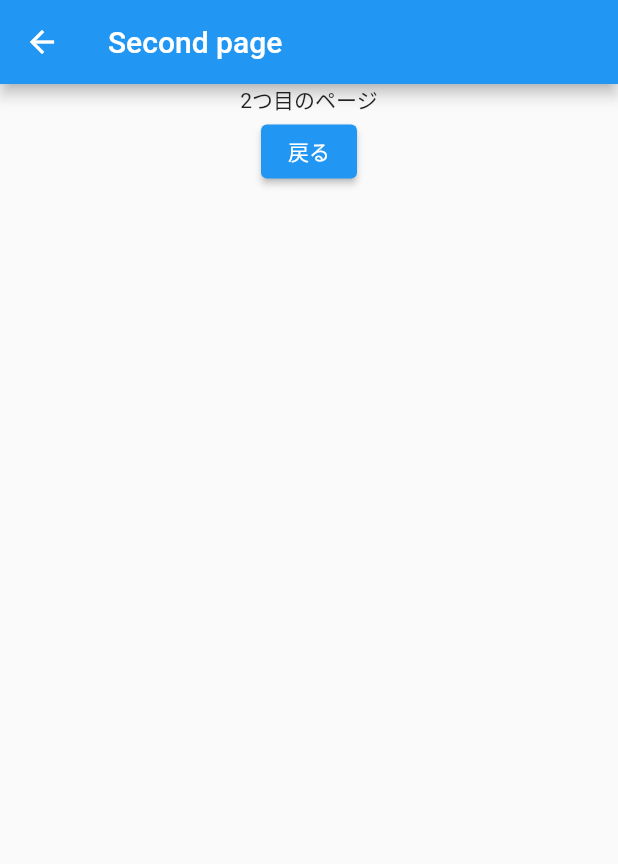
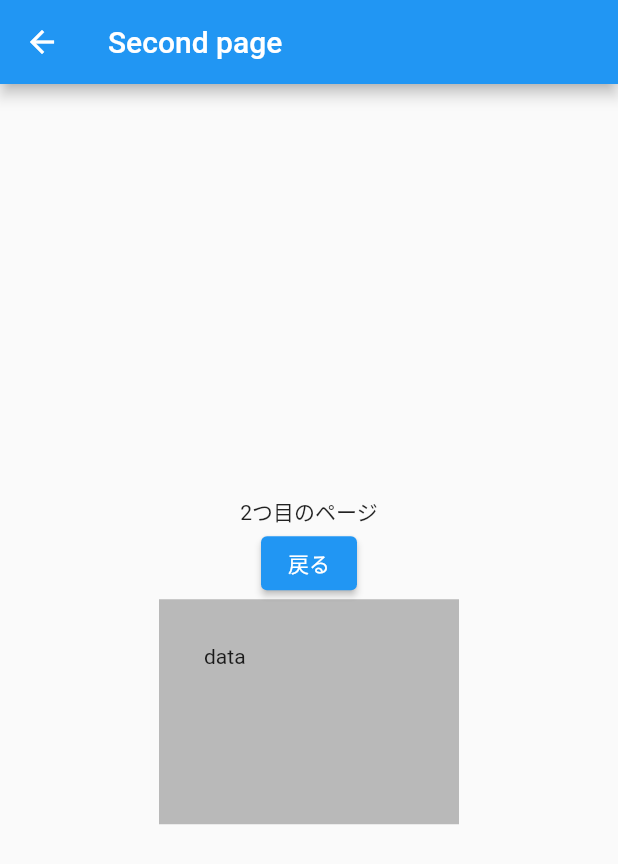
Before and after one commit to kazumahashimoto-rikoten/flutter_application_1, a Flutter app: the NextPage screen opened directly, on a phone screen of 412 x 824 dp. Shown: the top 864 px of the screen. Run offline on Flutter 3.47's test engine with Material 2 defaults, Android fonts, the phone set to English and light mode, and no system bars.

Commit message:
containerを付け足してみた

```diff
--- a/lib/next_page.dart
+++ b/lib/next_page.dart
@@ -11,6 +11,7 @@ class NextPage extends StatelessWidget {
       ),
       body: Center(
         child: Column(
+          mainAxisAlignment: MainAxisAlignment.center,
           children: [
             Text('2つ目のページ'),
             ElevatedButton(
@@ -20,15 +21,15 @@ class NextPage extends StatelessWidget {
                 Navigator.pop(context);
               },
             ),
+            Container(
+              height: 150,
+              width: 200,
+              color: Colors.black26,
+              child: const Text('data'),
+              padding: EdgeInsets.all(30.0),
+            ),
           ],
         ),
-        // child: ElevatedButton(
-        //   child: Text('戻る'),
-        //   onPressed: () {
-        //     //ここに押したら反応する
-        //     Navigator.pop(context);
-        //   },
-        // ),
       ),
     );
   }
```
